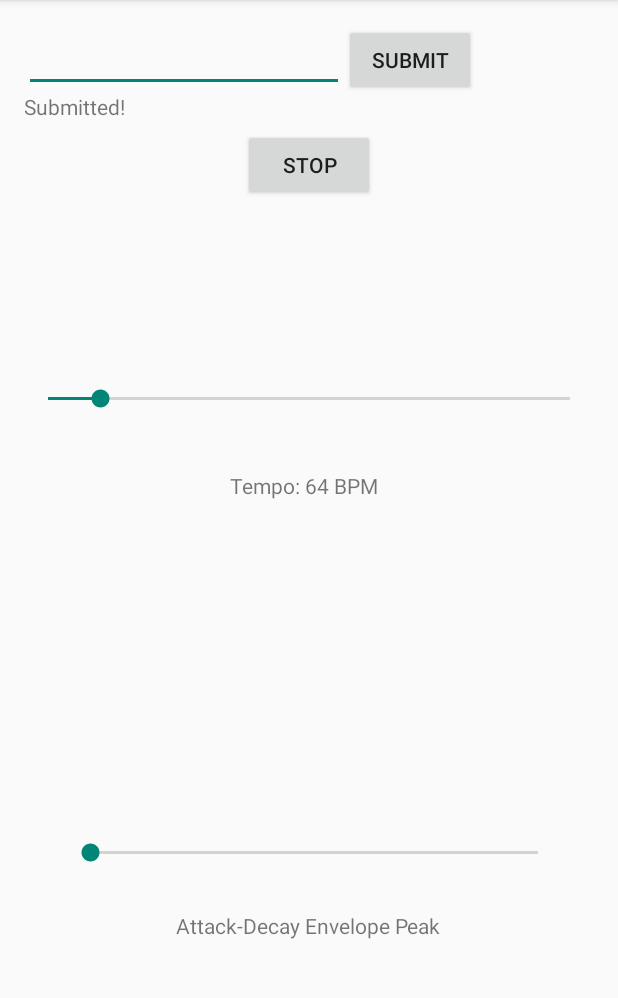
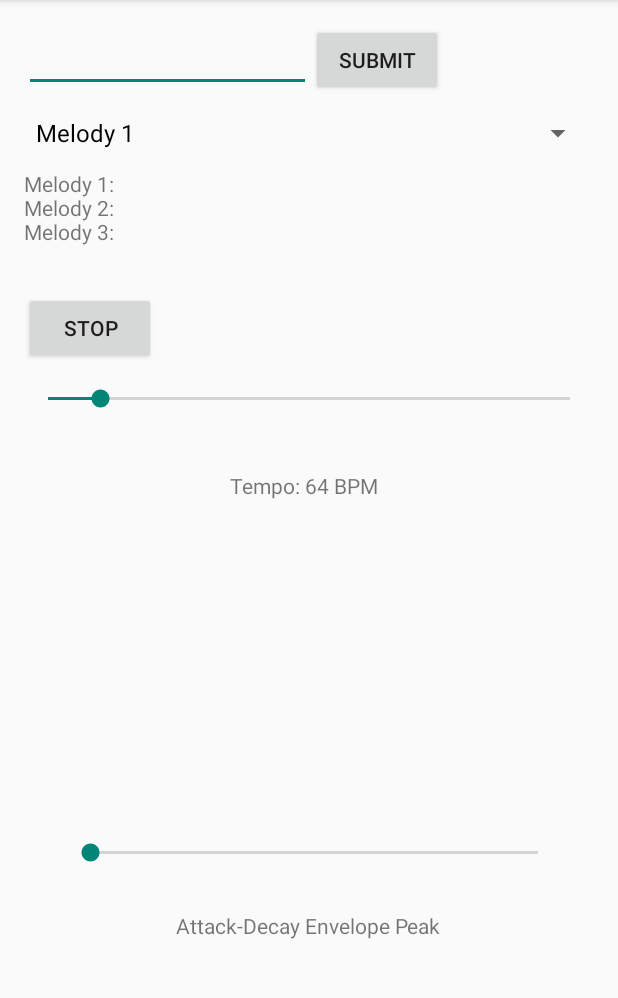
Before and after one commit to obrecht3/ECE420Projects, an Android app: the screen it shows after launch (MainActivity), after a tap on "SUBMIT", on a phone screen of 412 x 824 dp, the part 84-1082 px from its top. Run offline under Robolectric (Android 15) with nearby library versions, the phone set to English and light mode, and no system bars; 8 statements that could not run were skipped.

Commit message:
Created UX for Multiple Melodies, need to debug dsp

```diff
--- a/FinalProjectAndroid/app/src/main/java/com/ece420/lab3/MainActivity.java
+++ b/FinalProjectAndroid/app/src/main/java/com/ece420/lab3/MainActivity.java
@@ -37,11 +37,15 @@ import android.support.v4.app.ActivityCompat;
 import android.view.KeyEvent;
 import android.view.Menu;
 import android.view.MenuItem;
+import android.view.MotionEvent;
 import android.view.View;
 import android.view.WindowManager;
 import android.view.inputmethod.EditorInfo;
+import android.widget.AdapterView;
+import android.widget.ArrayAdapter;
 import android.widget.Button;
 import android.widget.EditText;
+import android.widget.Spinner;
 import android.widget.Switch;
 import android.widget.ImageView;
 import android.widget.SeekBar;
@@ -51,6 +55,7 @@ import android.widget.Toast;
 import java.nio.ByteBuffer;
 import java.nio.ByteOrder;
 import java.nio.FloatBuffer;
+import java.util.ArrayList;
 import java.util.Timer;
 import java.util.TimerTask;
 import java.util.stream.IntStream;
@@ -68,8 +73,11 @@ public class MainActivity extends Activity
     TextView tempo_TextView;
     TextView envelope_TextView;
     SeekBar envelopeSeekBar;
+    Spinner melodySelector;
 
-
+    final int NumMelodies = 3;
+    ArrayList<String> melodyStrings = new ArrayList<String>(NumMelodies);
+    int melodyIdx = 0;
 
     String  nativeSampleRate;
     String  nativeSampleBufSize;
@@ -94,8 +102,6 @@ public class MainActivity extends Activity
         getWindow().addFlags(WindowManager.LayoutParams.FLAG_KEEP_SCREEN_ON);
         setContentView(R.layout.activity_main);
         super.setRequestedOrientation (ActivityInfo.SCREEN_ORIENTATION_PORTRAIT);
-
-
 
         // Google NDK Stuff
         controlButton = (Button)findViewById((R.id.capture_control_button));
@@ -177,8 +183,29 @@ public class MainActivity extends Activity
             public void onStopTrackingTouch(SeekBar seekBar) {}
         });
 
+        melodySelector = (Spinner) findViewById(R.id.melodySelector);
+        ArrayList<String> melodySelectorItems = new ArrayList<String>();
+        for (int i = 0; i < NumMelodies; ++i) {
+            melodySelectorItems.add("Melody " + Integer.toString(i + 1));
+        }
+        ArrayAdapter<String> melodySelectorAdapter = new ArrayAdapter<String>(this, android.R.layout.simple_spinner_dropdown_item, melodySelectorItems);
+        melodySelector.setAdapter(melodySelectorAdapter);
+        melodySelector.setOnItemSelectedListener(new AdapterView.OnItemSelectedListener() {
+            @Override
+            public void onItemSelected(AdapterView<?> parent, View view, int position, long id) {
+                melodyIdx = position;
 
+                for (int i = melodyStrings.size(); i < NumMelodies; ++i) {
+                    melodyStrings.add("");
+                }
+                notesInput.setText(melodyStrings.get(melodyIdx));
+            }
 
+            @Override
+            public void onNothingSelected(AdapterView<?> adapterView) {
+
+            }
+        });
 
         // Copied from OnClick handler
         if (ActivityCompat.checkSelfPermission(this, Manifest.permission.RECORD_AUDIO) !=
@@ -238,8 +265,14 @@ public class MainActivity extends Activity
             }
         }
 
-        notesInputRepeated.setText("Submitted!");
-        getNotesInput(sequence);
+        melodyStrings.set(melodyIdx, sequence);
+
+        String newText = "";
+        for (int i = 0; i < melodyStrings.size(); ++i) {
+            newText += melodySelector.getItemAtPosition(i).toString() + ": " + melodyStrings.get(i) + "\n";
+        }
+        notesInputRepeated.setText(newText);
+        getNotesInput(sequence, melodyIdx);
     }
 
     private void startEcho() {
@@ -362,7 +395,7 @@ public class MainActivity extends Activity
     public static native void deleteAudioRecorder();
     public static native void startPlay();
     public static native void stopPlay();
-    public static native void getNotesInput(String input);
+    public static native void getNotesInput(String input, int melodyIdx);
     public static native void writeNewTempo(int tempo);
     public static native void writeNewEnvelopePeakPosition(int position);
 
--- a/FinalProjectAndroid/app/src/main/res/layout/activity_main.xml
+++ b/FinalProjectAndroid/app/src/main/res/layout/activity_main.xml
@@ -14,23 +14,22 @@
         android:layout_width="wrap_content"
         android:layout_height="wrap_content"
         android:layout_below="@id/notesInputRepeated"
-        android:layout_centerInParent="true"
-        android:layout_marginTop="5dp"
+        android:layout_centerVertical="true"
         android:onClick="onEchoClick"
         android:text="@string/StartEcho" />
 
     <EditText
         android:id="@+id/notesInput"
-        android:layout_width="wrap_content"
+        android:layout_width="191dp"
         android:layout_height="wrap_content"
         android:ems="10"
         android:inputType="text" />
 
     <TextView
         android:id="@+id/notesInputRepeated"
-        android:layout_width="wrap_content"
-        android:layout_height="wrap_content"
-        android:layout_below="@id/notesInput"  />
+        android:layout_width="395dp"
+        android:layout_height="82dp"
+        android:layout_below="@id/melodySelector" />
 
     <Button
         android:id="@+id/submitButton"
@@ -81,4 +80,11 @@
         android:layout_marginBottom="125dp"
         android:text="Attack-Decay Envelope Peak" />
 
+    <Spinner
+        android:id="@+id/melodySelector"
+        android:layout_width="match_parent"
+        android:layout_height="wrap_content"
+        android:layout_below="@id/notesInput"
+        android:layout_marginTop="3dp" />
+
 </RelativeLayout>
```
Also changed, not shown: 2 other files.
